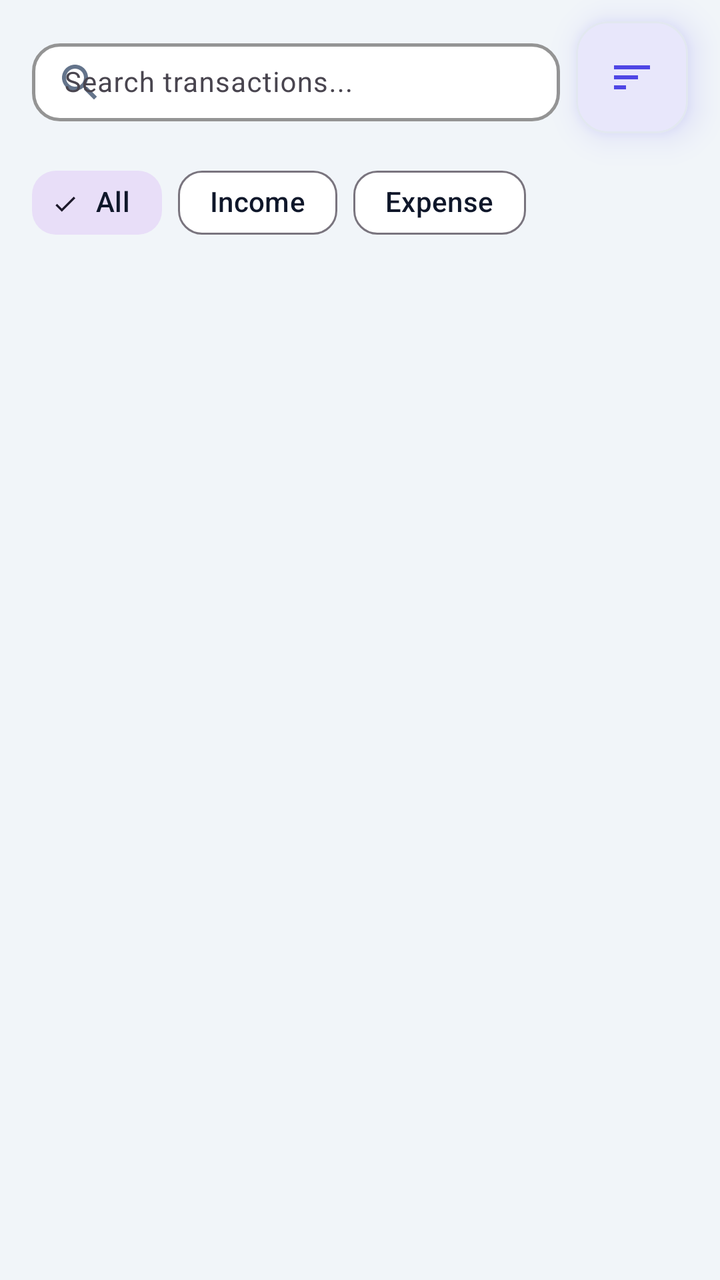
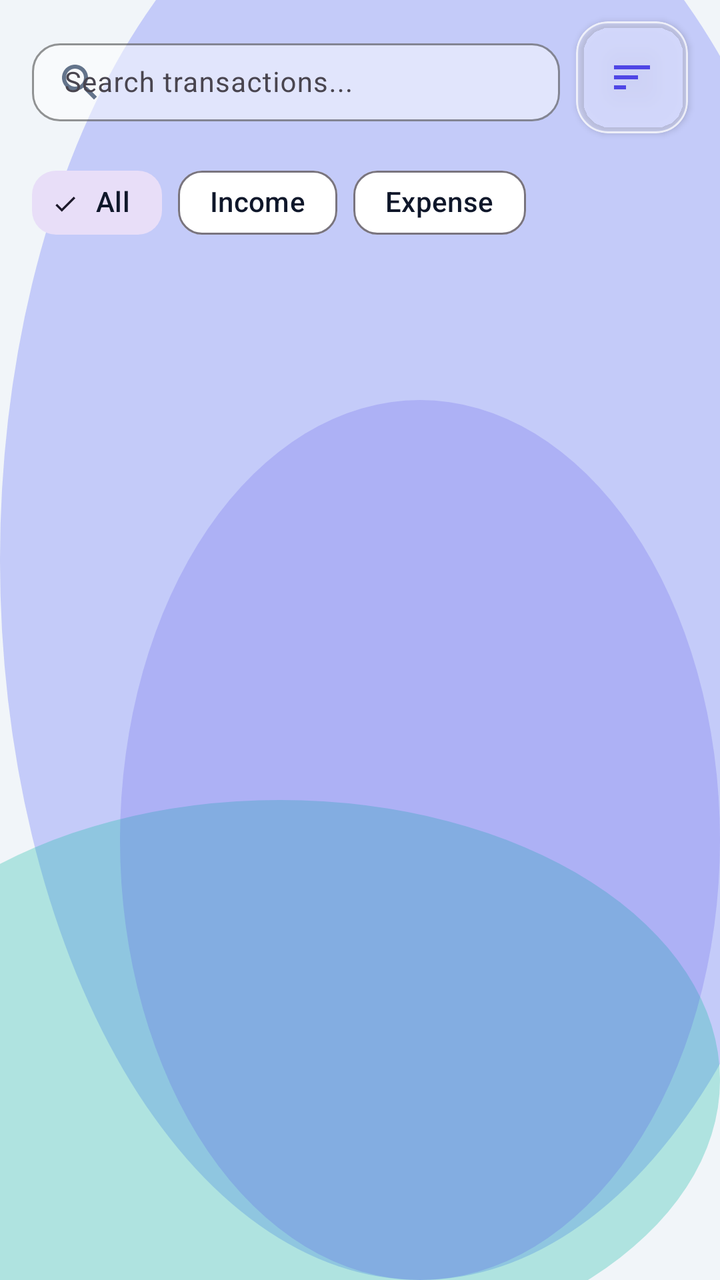

Before-and-after screenshots of an Android layout around one commit, followed by the original layout XML and the change that was made.
<!-- AndroidManifest.xml: application theme Theme.MoneyLens -->
<!-- res/layout/fragment_transactions.xml -->
<?xml version="1.0" encoding="utf-8"?>
<androidx.constraintlayout.widget.ConstraintLayout xmlns:android="http://schemas.android.com/apk/res/android"
    xmlns:app="http://schemas.android.com/apk/res-auto"
    xmlns:tools="http://schemas.android.com/tools"
    android:layout_width="match_parent"
    android:layout_height="match_parent"
    android:background="@color/colorBackground">

    
    <com.google.android.material.textfield.TextInputLayout
        android:id="@+id/tilSearch"
        style="@style/ClayInput"
        android:layout_width="0dp"
        android:layout_height="wrap_content"
        android:layout_marginStart="16dp"
        android:layout_marginTop="12dp"
        android:layout_marginEnd="8dp"
        android:hint="Search transactions..."
        app:layout_constraintEnd_toStartOf="@+id/btnSort"
        app:layout_constraintStart_toStartOf="parent"
        app:layout_constraintTop_toTopOf="parent"
        app:startIconDrawable="@drawable/ic_search"
        app:startIconTint="@color/colorTextSecondary">

        <com.google.android.material.textfield.TextInputEditText
            android:id="@+id/etSearch"
            android:layout_width="match_parent"
            android:layout_height="wrap_content"
            android:inputType="text"
            android:paddingTop="10dp"
            android:paddingBottom="10dp"
            android:textSize="14sp"
            android:textColor="@color/colorTextPrimary" />
    </com.google.android.material.textfield.TextInputLayout>

    
    <com.google.android.material.card.MaterialCardView
        android:id="@+id/btnSort"
        style="@style/ClayCard"
        android:layout_width="56dp"
        android:layout_height="56dp"
        android:layout_marginEnd="16dp"
        app:cardCornerRadius="16dp"
        android:clickable="true"
        android:focusable="true"
        app:layout_constraintBottom_toBottomOf="@+id/tilSearch"
        app:layout_constraintEnd_toEndOf="parent"
        app:layout_constraintTop_toTopOf="@+id/tilSearch">

        <ImageView
            android:layout_width="24dp"
            android:layout_height="24dp"
            android:layout_gravity="center"
            android:src="@drawable/ic_sort" />
    </com.google.android.material.card.MaterialCardView>

    
    <HorizontalScrollView
        android:id="@+id/scrollFilters"
        android:layout_width="match_parent"
        android:layout_height="wrap_content"
        android:layout_marginTop="12dp"
        android:paddingHorizontal="16dp"
        android:scrollbars="none"
        app:layout_constraintTop_toBottomOf="@+id/tilSearch">

        <com.google.android.material.chip.ChipGroup
            android:id="@+id/chipGroupTypeFilters"
            android:layout_width="wrap_content"
            android:layout_height="wrap_content"
            app:singleLine="true"
            app:singleSelection="true">

            <com.google.android.material.chip.Chip
                android:id="@+id/chipFilterAll"
                style="@style/ClayChip"
                android:layout_width="wrap_content"
                android:layout_height="wrap_content"
                android:text="@string/tab_all"
                android:checked="true" />

            <com.google.android.material.chip.Chip
                android:id="@+id/chipFilterIncome"
                style="@style/ClayChip"
                android:layout_width="wrap_content"
                android:layout_height="wrap_content"
                android:text="@string/income" />

            <com.google.android.material.chip.Chip
                android:id="@+id/chipFilterExpense"
                style="@style/ClayChip"
                android:layout_width="wrap_content"
                android:layout_height="wrap_content"
                android:text="@string/expense" />
        </com.google.android.material.chip.ChipGroup>
    </HorizontalScrollView>

    
    <androidx.recyclerview.widget.RecyclerView
        android:id="@+id/rvTransactions"
        android:layout_width="match_parent"
        android:layout_height="0dp"
        android:layout_marginTop="12dp"
        android:paddingBottom="16dp"
        android:clipToPadding="false"
        app:layout_constraintBottom_toBottomOf="parent"
        app:layout_constraintTop_toBottomOf="@+id/scrollFilters" />

    
    <LinearLayout
        android:id="@+id/layoutEmptyState"
        android:layout_width="match_parent"
        android:layout_height="wrap_content"
        android:gravity="center"
        android:orientation="vertical"
        android:padding="32dp"
        android:visibility="gone"
        app:layout_constraintBottom_toBottomOf="parent"
        app:layout_constraintTop_toBottomOf="@+id/scrollFilters">

        <ImageView
            android:layout_width="120dp"
            android:layout_height="120dp"
            android:src="@drawable/ic_list"
            app:tint="@color/colorCardBorder" />

        <TextView
            android:layout_width="wrap_content"
            android:layout_height="wrap_content"
            android:layout_marginTop="16dp"
            android:text="@string/no_transactions"
            android:textColor="@color/colorTextPrimary"
            android:textSize="18sp"
            android:textStyle="bold" />

        <TextView
            android:layout_width="wrap_content"
            android:layout_height="wrap_content"
            android:layout_marginTop="8dp"
            android:gravity="center"
            android:text="@string/no_transactions_desc"
            android:textColor="@color/colorTextSecondary"
            android:textSize="14sp" />

        <com.google.android.material.button.MaterialButton
            android:id="@+id/btnEmptyAdd"
            style="@style/ClayButton"
            android:layout_width="wrap_content"
            android:layout_height="wrap_content"
            android:layout_marginTop="24dp"
            android:text="@string/add_transaction" />
    </LinearLayout>

</androidx.constraintlayout.widget.ConstraintLayout>
<!-- resources referenced by this layout -->
<resources>
  <style name="ClayButton" parent="Widget.Material3.Button">
          <item name="cornerRadius">@dimen/clay_button_radius</item>
          <item name="android:paddingVertical">14dp</item>
          <item name="backgroundTint">@color/colorPrimary</item>
          <item name="android:textColor">@color/colorOnPrimary</item>
          <item name="iconTint">@color/colorOnPrimary</item>
          <item name="android:elevation">6dp</item>
          <item name="android:outlineSpotShadowColor" tools:targetApi="p">@color/colorPrimaryShadow</item>
          <item name="android:insetTop">0dp</item>
          <item name="android:insetBottom">0dp</item>
      </style>
  <style name="ClayCard" parent="Widget.Material3.CardView.Elevated">
          <item name="cardCornerRadius">@dimen/clay_card_radius</item>
          <item name="cardElevation">10dp</item>
          <item name="android:stateListAnimator">@null</item>
          <item name="strokeColor">@color/colorCardBorder</item>
          <item name="strokeWidth">1dp</item>
          <item name="cardBackgroundColor">@color/colorSurface</item>
          <item name="android:outlineSpotShadowColor" tools:targetApi="p">@color/colorPrimary</item>
          <item name="android:outlineAmbientShadowColor" tools:targetApi="p">@color/colorPrimary</item>
      </style>
  <style name="ClayInput" parent="Widget.Material3.TextInputLayout.OutlinedBox">
          <item name="boxCornerRadiusTopStart">@dimen/clay_input_radius</item>
          <item name="boxCornerRadiusTopEnd">@dimen/clay_input_radius</item>
          <item name="boxCornerRadiusBottomStart">@dimen/clay_input_radius</item>
          <item name="boxCornerRadiusBottomEnd">@dimen/clay_input_radius</item>
          <item name="boxStrokeColor">@color/colorCardBorder</item>
          <item name="boxStrokeWidth">1.5dp</item>
          <item name="boxStrokeWidthFocused">2.5dp</item>
          <item name="boxBackgroundColor">@color/colorSurface</item>
          <item name="hintTextColor">@color/colorPrimary</item>
      </style>
  <color name="colorPrimaryShadow">#3730A3</color>
  <style name="Base.Theme.MoneyLens" parent="Theme.Material3.Light.NoActionBar">
          
          <item name="colorPrimary">@color/colorPrimary</item>
          <item name="colorOnPrimary">@color/colorOnPrimary</item>
          <item name="colorSecondary">@color/colorSecondary</item>
          <item name="colorError">@color/colorDanger</item>
          <item name="android:windowBackground">@color/colorBackground</item>
          <item name="colorSurface">@color/colorSurface</item>
          <item name="android:colorBackground">@color/colorBackground</item>
          <item name="colorOnSurface">@color/colorTextPrimary</item>
  
          
          <item name="android:statusBarColor">@color/colorBackground</item>
          <item name="android:windowLightStatusBar" tools:targetApi="m">true</item>
          <item name="android:navigationBarColor">@color/colorBackground</item>
      </style>
  <!-- unchanged entries left out for length: 23 -->
</resources>

<!-- the commit's change to res/layout/fragment_transactions.xml (unified diff, before → after) -->
@@ -4,7 +4,7 @@
     xmlns:tools="http://schemas.android.com/tools"
     android:layout_width="match_parent"
     android:layout_height="match_parent"
-    android:background="@color/colorBackground">
+    android:background="@drawable/bg_mesh_gradient">
 
     
     <com.google.android.material.textfield.TextInputLayout
<!-- resource entries referenced after the edit -->
@@ -1,40 +1,73 @@
 <!-- resources referenced by this layout -->
 <resources>
+  <!-- drawable bg_mesh_gradient (drawable) -->
+  <?xml version="1.0" encoding="utf-8"?>
+  <layer-list xmlns:android="http://schemas.android.com/apk/res/android">
+      
+      <item>
+          <shape android:shape="rectangle">
+              <solid android:color="@color/colorBackground" />
+          </shape>
+      </item>
+      
+      <item android:top="-80dp" android:right="-60dp">
+          <shape android:shape="oval">
+              <solid android:color="@color/glassMeshOrb1" />
+              <size android:width="280dp" android:height="280dp" />
+          </shape>
+      </item>
+      
+      <item android:bottom="-40dp" android:left="-80dp" android:top="400dp">
+          <shape android:shape="oval">
+              <solid android:color="@color/glassMeshOrb2" />
+              <size android:width="240dp" android:height="240dp" />
+          </shape>
+      </item>
+      
+      <item android:top="200dp" android:left="60dp">
+          <shape android:shape="oval">
+              <solid android:color="@color/glassMeshOrb3" />
+              <size android:width="200dp" android:height="200dp" />
+          </shape>
+      </item>
+  </layer-list>
   <style name="ClayButton" parent="Widget.Material3.Button">
           <item name="cornerRadius">@dimen/clay_button_radius</item>
           <item name="android:paddingVertical">14dp</item>
           <item name="backgroundTint">@color/colorPrimary</item>
           <item name="android:textColor">@color/colorOnPrimary</item>
           <item name="iconTint">@color/colorOnPrimary</item>
-          <item name="android:elevation">6dp</item>
-          <item name="android:outlineSpotShadowColor" tools:targetApi="p">@color/colorPrimaryShadow</item>
+          <item name="android:elevation">4dp</item>
           <item name="android:insetTop">0dp</item>
           <item name="android:insetBottom">0dp</item>
       </style>
   <style name="ClayCard" parent="Widget.Material3.CardView.Elevated">
           <item name="cardCornerRadius">@dimen/clay_card_radius</item>
-          <item name="cardElevation">10dp</item>
+          <item name="cardElevation">2dp</item>
           <item name="android:stateListAnimator">@null</item>
-          <item name="strokeColor">@color/colorCardBorder</item>
+          <item name="strokeColor">@color/glassCardBorder</item>
           <item name="strokeWidth">1dp</item>
-          <item name="cardBackgroundColor">@color/colorSurface</item>
-          <item name="android:outlineSpotShadowColor" tools:targetApi="p">@color/colorPrimary</item>
-          <item name="android:outlineAmbientShadowColor" tools:targetApi="p">@color/colorPrimary</item>
+          <item name="cardBackgroundColor">@color/glassCardBg</item>
       </style>
   <style name="ClayInput" parent="Widget.Material3.TextInputLayout.OutlinedBox">
           <item name="boxCornerRadiusTopStart">@dimen/clay_input_radius</item>
           <item name="boxCornerRadiusTopEnd">@dimen/clay_input_radius</item>
           <item name="boxCornerRadiusBottomStart">@dimen/clay_input_radius</item>
           <item name="boxCornerRadiusBottomEnd">@dimen/clay_input_radius</item>
-          <item name="boxStrokeColor">@color/colorCardBorder</item>
-          <item name="boxStrokeWidth">1.5dp</item>
-          <item name="boxStrokeWidthFocused">2.5dp</item>
-          <item name="boxBackgroundColor">@color/colorSurface</item>
+          <item name="boxStrokeColor">@color/glassInputBorder</item>
+          <item name="boxStrokeWidth">1dp</item>
+          <item name="boxStrokeWidthFocused">2dp</item>
+          <item name="boxBackgroundColor">@color/glassInputBg</item>
           <item name="hintTextColor">@color/colorPrimary</item>
       </style>
-  <color name="colorPrimaryShadow">#3730A3</color>
+  <color name="glassMeshOrb1">#66818CF8</color>
+  <color name="glassMeshOrb2">#4D14B8A6</color>
+  <color name="glassMeshOrb3">#334F46E5</color>
+  <color name="glassCardBorder">#B3FFFFFF</color>
+  <color name="glassCardBg">#8CFFFFFF</color>
+  <color name="glassInputBorder">#A6FFFFFF</color>
+  <color name="glassInputBg">#80FFFFFF</color>
   <style name="Base.Theme.MoneyLens" parent="Theme.Material3.Light.NoActionBar">
-          
           <item name="colorPrimary">@color/colorPrimary</item>
           <item name="colorOnPrimary">@color/colorOnPrimary</item>
           <item name="colorSecondary">@color/colorSecondary</item>
@@ -45,9 +78,10 @@
           <item name="colorOnSurface">@color/colorTextPrimary</item>
   
           
-          <item name="android:statusBarColor">@color/colorBackground</item>
+          <item name="android:statusBarColor">@android:color/transparent</item>
           <item name="android:windowLightStatusBar" tools:targetApi="m">true</item>
-          <item name="android:navigationBarColor">@color/colorBackground</item>
+          <item name="android:navigationBarColor">@android:color/transparent</item>
+          <item name="android:windowDrawsSystemBarBackgrounds">true</item>
       </style>
   <!-- unchanged entries left out for length: 23 -->
 </resources>
